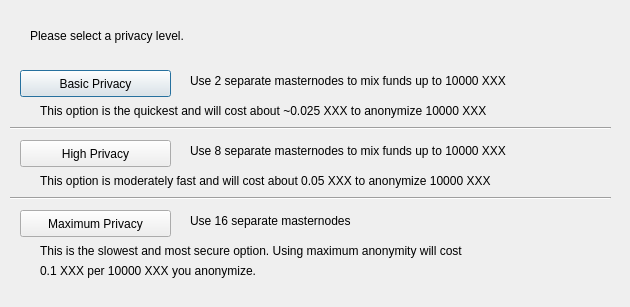
Old version of the form src/qt/forms/obfuscationconfig.ui in the repository telostia/old-unused-MYMN.
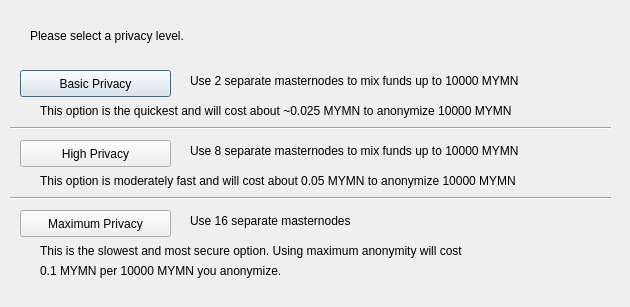
New version of the form.

The edit to the form file:
```diff
--- a/src/qt/forms/obfuscationconfig.ui
+++ b/src/qt/forms/obfuscationconfig.ui
@@ -75,7 +75,7 @@
     </rect>
    </property>
    <property name="text">
-    <string>Use 2 separate masternodes to mix funds up to 10000 XXX</string>
+    <string>Use 2 separate masternodes to mix funds up to 10000 MYMN</string>
    </property>
   </widget>
   <widget class="QLabel" name="label_3">
@@ -88,7 +88,7 @@
     </rect>
    </property>
    <property name="text">
-    <string>Use 8 separate masternodes to mix funds up to 10000 XXX</string>
+    <string>Use 8 separate masternodes to mix funds up to 10000 MYMN</string>
    </property>
   </widget>
   <widget class="QLabel" name="label_4">
@@ -114,7 +114,7 @@
     </rect>
    </property>
    <property name="text">
-    <string>This option is the quickest and will cost about ~0.025 XXX to anonymize 10000 XXX</string>
+    <string>This option is the quickest and will cost about ~0.025 MYMN to anonymize 10000 MYMN</string>
    </property>
   </widget>
   <widget class="QLabel" name="label_7">
@@ -127,7 +127,7 @@
     </rect>
    </property>
    <property name="text">
-    <string>This option is moderately fast and will cost about 0.05 XXX to anonymize 10000 XXX</string>
+    <string>This option is moderately fast and will cost about 0.05 MYMN to anonymize 10000 MYMN</string>
    </property>
   </widget>
   <widget class="QLabel" name="label_8">
@@ -153,7 +153,7 @@
     </rect>
    </property>
    <property name="text">
-    <string>0.1 XXX per 10000 XXX you anonymize.</string>
+    <string>0.1 MYMN per 10000 MYMN you anonymize.</string>
    </property>
   </widget>
   <widget class="Line" name="line">
```
